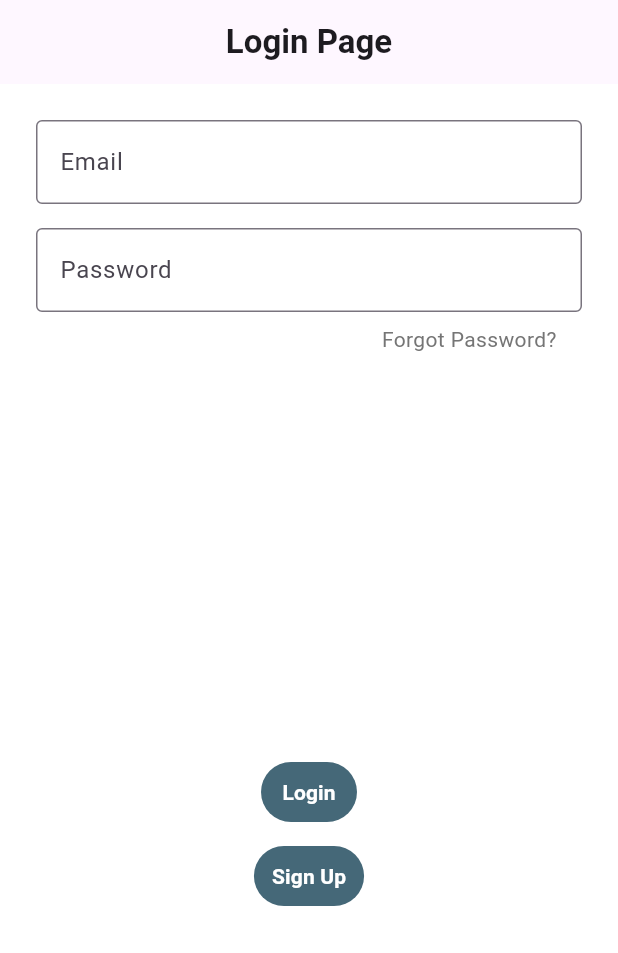
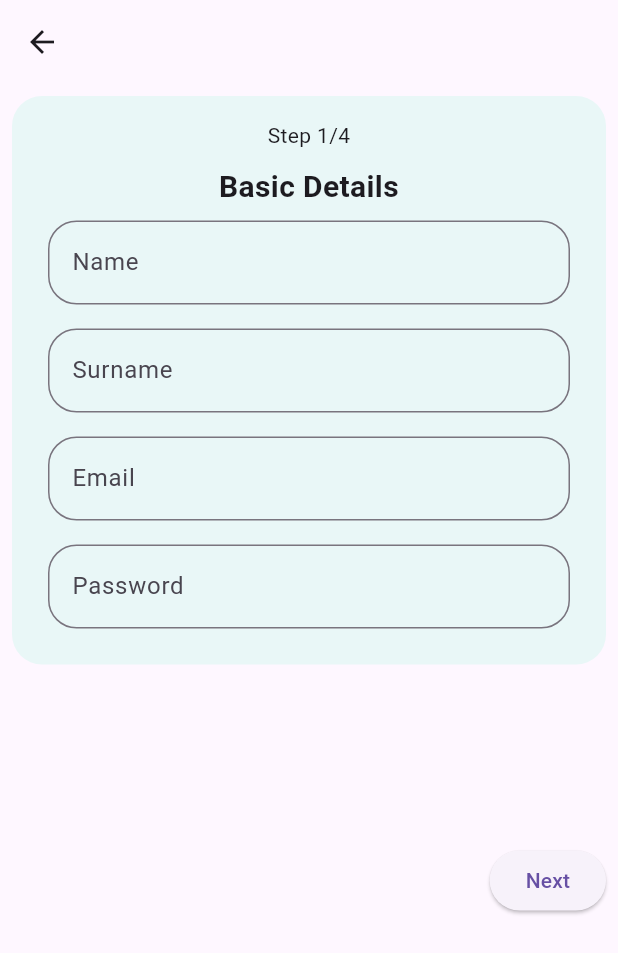
Before and after one commit to Amaanvikar/campaign_management, a Flutter app: the screen it shows after launch, after a tap on "Sign Up", on a phone screen of 412 x 824 dp. Shown: the top 953 px of the screen. Run offline on Flutter 3.47's test engine with Material 3 defaults, Android fonts, the phone set to English and light mode, and no system bars; our stand-ins replace flutter_typeahead.

```diff
--- /dev/null
+++ b/lib/components/signup_step1.dart
@@ -0,0 +1,118 @@
+import 'package:flutter/material.dart';
+import 'signup_step2.dart';
+
+class SignUpStep1 extends StatelessWidget {
+  SignUpStep1({super.key});
+
+  final TextEditingController name = TextEditingController();
+  final TextEditingController surname = TextEditingController();
+  final TextEditingController email = TextEditingController();
+  final TextEditingController password = TextEditingController();
+
+  @override
+  Widget build(BuildContext context) {
+    return Scaffold(
+      appBar: AppBar(),
+      body: SingleChildScrollView(
+        child: Padding(
+          padding: const EdgeInsets.all(8.0),
+          child: Column(
+            children: [
+              Container(
+                decoration: BoxDecoration(
+                  borderRadius: BorderRadius.circular(20),
+                  color: const Color.fromARGB(255, 233, 247, 247),
+                ),
+                padding: const EdgeInsets.all(16.0),
+                child: Column(
+                  children: [
+                    const Text(
+                      'Step 1/4',
+                      textAlign: TextAlign.center,
+                    ),
+                    const SizedBox(height: 10),
+                    const Text(
+                      'Basic Details',
+                      style:
+                          TextStyle(fontWeight: FontWeight.bold, fontSize: 20),
+                      textAlign: TextAlign.center,
+                    ),
+                    Padding(
+                      padding: const EdgeInsets.all(8.0),
+                      child: TextFormField(
+                        controller: name,
+                        decoration: const InputDecoration(
+                          labelText: 'Name',
+                          border: OutlineInputBorder(
+                              borderRadius:
+                                  BorderRadius.all(Radius.circular(19.0))),
+                        ),
+                        keyboardType: TextInputType.text,
+                      ),
+                    ),
+                    Padding(
+                      padding: const EdgeInsets.all(8.0),
+                      child: TextFormField(
+                        controller: surname,
+                        decoration: const InputDecoration(
+                          labelText: 'Surname',
+                          border: OutlineInputBorder(
+                              borderRadius:
+                                  BorderRadius.all(Radius.circular(19.0))),
+                        ),
+                        keyboardType: TextInputType.text,
+                      ),
+                    ),
+                    Padding(
+                      padding: const EdgeInsets.all(8.0),
+                      child: TextFormField(
+                        controller: email,
+                        decoration: const InputDecoration(
+                          labelText: 'Email',
+                          border: OutlineInputBorder(
+                              borderRadius:
+                                  BorderRadius.all(Radius.circular(19.0))),
+                        ),
+                        keyboardType: TextInputType.emailAddress,
+                      ),
+                    ),
+                    Padding(
+                      padding: const EdgeInsets.all(8.0),
+                      child: TextFormField(
+                        controller: password,
+                        decoration: const InputDecoration(
+                          labelText: 'Password',
+                          border: OutlineInputBorder(
+                              borderRadius:
+                                  BorderRadius.all(Radius.circular(19.0))),
+                        ),
+                        keyboardType: TextInputType.visiblePassword,
+                        obscureText: true,
+                      ),
+                    ),
+                  ],
+                ),
+              ),
+              const SizedBox(height: 120),
+              Row(
+                mainAxisAlignment: MainAxisAlignment.end,
+                children: [
+                  ElevatedButton(
+                    onPressed: () {
+                      Navigator.push(
+                        context,
+                        MaterialPageRoute(
+                            builder: (context) => const SignUpStep2()),
+                      );
+                    },
+                    child: const Text("Next"),
+                  ),
+                ],
+              ),
+            ],
+          ),
+        ),
+      ),
+    );
+  }
+}
--- a/lib/pages/login_page.dart
+++ b/lib/pages/login_page.dart
@@ -1,4 +1,5 @@
 import 'package:flutter/material.dart';
+import '../components/signup_step1.dart';
 
 class LoginPage extends StatelessWidget {
   LoginPage({super.key});
@@ -18,11 +19,12 @@ class LoginPage extends StatelessWidget {
           ),
         ),
       ),
-      body: Container(
-        color: Colors.white,
-        padding: const EdgeInsets.all(16.0),
+      body: SingleChildScrollView(
         child: Form(
           key: _formKey,
+          child: Padding(
+            padding: const EdgeInsets.all(8.0),
+            child: Container(
               child: Column(
                 children: [
                   Padding(
@@ -31,7 +33,9 @@ class LoginPage extends StatelessWidget {
                       controller: email,
                       decoration: const InputDecoration(
                         labelText: 'Email',
-                    border: OutlineInputBorder(),
+                        border: OutlineInputBorder(
+                            borderRadius:
+                                BorderRadius.all(Radius.circular(19.0))),
                       ),
                       keyboardType: TextInputType.emailAddress,
                     ),
@@ -42,7 +46,9 @@ class LoginPage extends StatelessWidget {
                       controller: password,
                       decoration: const InputDecoration(
                         labelText: 'Password',
-                    border: OutlineInputBorder(),
+                        border: OutlineInputBorder(
+                            borderRadius:
+                                BorderRadius.all(Radius.circular(19.0))),
                       ),
                       keyboardType: TextInputType.visiblePassword,
                       obscureText: true,
@@ -60,7 +66,7 @@ class LoginPage extends StatelessWidget {
                       ],
                     ),
                   ),
-              const Spacer(),
+                  const SizedBox(height: 70),
                   Column(
                     children: [
                       Row(
@@ -75,10 +81,23 @@ class LoginPage extends StatelessWidget {
                             child: const Text(
                               'Login',
                               style: TextStyle(
-                              fontWeight: FontWeight.bold, color: Colors.white),
+                                  fontWeight: FontWeight.bold,
+                                  color: Colors.white),
                             ),
                           ),
                         ],
+                      ),
+                      Padding(
+                        padding: const EdgeInsets.symmetric(horizontal: 25.0),
+                        child: Row(
+                          mainAxisAlignment: MainAxisAlignment.center,
+                          children: [
+                            Text(
+                              'OR',
+                              style: TextStyle(color: Colors.grey[600]),
+                            ),
+                          ],
+                        ),
                       ),
                       Padding(
                         padding: const EdgeInsets.only(bottom: 200, top: 8.0),
@@ -86,7 +105,13 @@ class LoginPage extends StatelessWidget {
                           mainAxisAlignment: MainAxisAlignment.center,
                           children: [
                             TextButton(
-                          onPressed: () {},
+                              onPressed: () {
+                                Navigator.push(
+                                  context,
+                                  MaterialPageRoute(
+                                      builder: (context) => SignUpStep1()),
+                                );
+                              },
                               style: TextButton.styleFrom(
                                 backgroundColor:
                                     const Color.fromARGB(255, 69, 104, 120),
@@ -109,6 +134,8 @@ class LoginPage extends StatelessWidget {
               ),
             ),
           ),
+        ),
+      ),
     );
   }
 }
```
Also changed, not shown: lib/components/my_drawer.dart (added, +10 -0 lines), lib/components/signup_step2.dart (added, +167 -0 lines), lib/pages/dashboard_page.dart (added, +70 -0 lines), pubspec.yaml (+3 -4 lines), pubspec.lock. Lines whose indentation alone changed are shown as unchanged.
